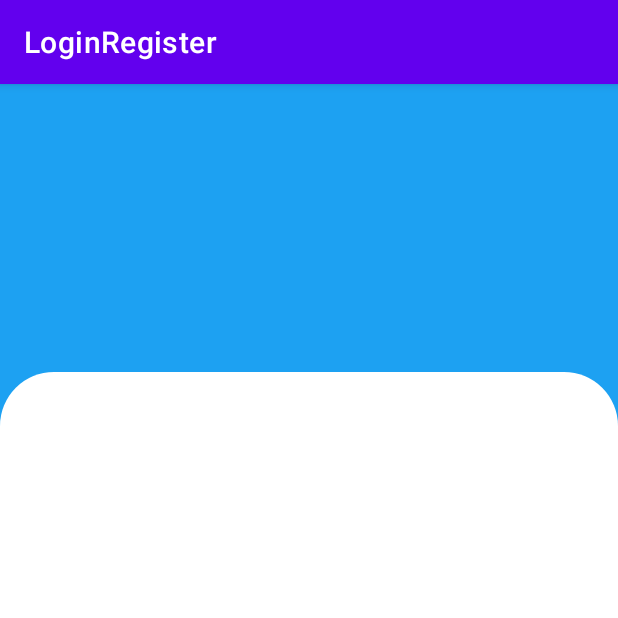
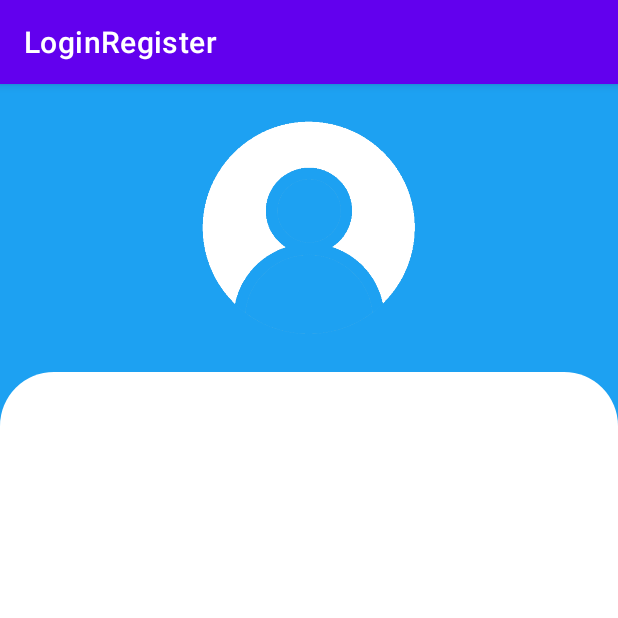
Before and after one commit to himynameismoose/LoginRegister, an Android app: the screen it shows after launch (MainActivity), on a phone screen of 412 x 824 dp, the top half of it. Run offline under Robolectric (Android 15) with nearby library versions, the phone set to English and light mode, and no system bars.

Commit message:
Add profile image

```diff
--- a/app/src/main/res/layout/login.xml
+++ b/app/src/main/res/layout/login.xml
@@ -13,7 +13,17 @@
         android:layout_width="match_parent"
         android:layout_height="0dp"
         android:layout_weight="1"
-        android:gravity="center"/>
+        android:gravity="center">
+
+        <ImageView
+            android:layout_height="150dp"
+            android:layout_width="150dp"
+            android:src="@drawable/profile"
+            android:contentDescription="@string/profile" />
+
+    </LinearLayout>
+
+
 
     <LinearLayout
         android:layout_width="match_parent"
--- a/app/src/main/res/values/strings.xml
+++ b/app/src/main/res/values/strings.xml
@@ -1,3 +1,4 @@
 <resources>
     <string name="app_name">LoginRegister</string>
+    <string name="profile">Profile</string>
 </resources>
```
Also changed, not shown: app/src/main/res/drawable/profile.png (added).
